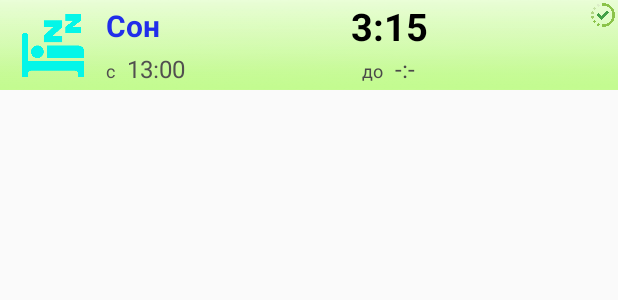
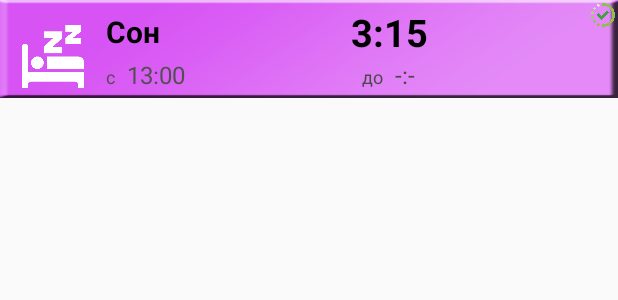
Before and after one commit to porter-s/MothersHelper, an Android app: the layout item_list_of_events.xml on its own in the app's theme, with its tools: preview values and no code run, on a phone screen of 412 x 824 dp. Shown: the top 300 px of the screen. Run offline under Robolectric (Android 15) with nearby library versions, the phone set to English and light mode, and no system bars.

Commit message:
-переделать стиль ячейки и выводы времени

```diff
--- a/app/src/main/res/layout/item_list_of_events.xml
+++ b/app/src/main/res/layout/item_list_of_events.xml
@@ -2,38 +2,41 @@
 <RelativeLayout
     xmlns:android="http://schemas.android.com/apk/res/android"
     android:layout_width="match_parent"
-    android:layout_height="60dp"
+    android:layout_height="65dp"
     android:orientation="horizontal">
 
     <ImageView
         android:layout_width="match_parent"
         android:layout_height="match_parent"
         android:id="@+id/imageView"
-        android:src="@drawable/fon"
+        android:src="@drawable/fon_lv_sleap"
         android:scaleType="fitXY" />
 
     <LinearLayout
         android:orientation="horizontal"
         android:layout_width="match_parent"
-        android:layout_height="wrap_content">
+        android:layout_height="match_parent"
+        android:layout_gravity="center">
 
         <ImageView
 
             android:layout_weight="15"
             android:layout_marginLeft="5dp"
             android:layout_marginTop="5dp"
-            android:src="@drawable/krovat2_b"
+            android:src="@drawable/krovat2_w"
             android:layout_width="0dp"
             android:layout_height="50dp"
             android:id="@+id/ivEvent"
-            android:scaleType="fitCenter" />
+            android:scaleType="fitCenter"
+            android:layout_gravity="center_vertical" />
 
         <LinearLayout
             android:layout_marginLeft="5dp"
             android:layout_weight="85"
             android:orientation="vertical"
             android:layout_width="0dp"
-            android:layout_height="wrap_content">
+            android:layout_height="wrap_content"
+            android:layout_gravity="center_vertical">
 
             <LinearLayout
                 android:orientation="horizontal"
@@ -46,7 +49,7 @@
                     android:text="Сон"
                     android:id="@+id/tvEvent"
                     android:textSize="20dp"
-                    android:textColor="#212eea"
+                    android:textColor="#000000"
                     android:textStyle="bold"
                     android:gravity="left|center_vertical" />
 
```
Also changed, not shown: app/src/main/java/ru/sappstudio/mothershelper/DBHelper.java (+7 -5 lines), app/src/main/java/ru/sappstudio/mothershelper/MainActivity.java (+12 -12 lines), app/src/main/res/drawable/fon_lv_sleap.png (added).
